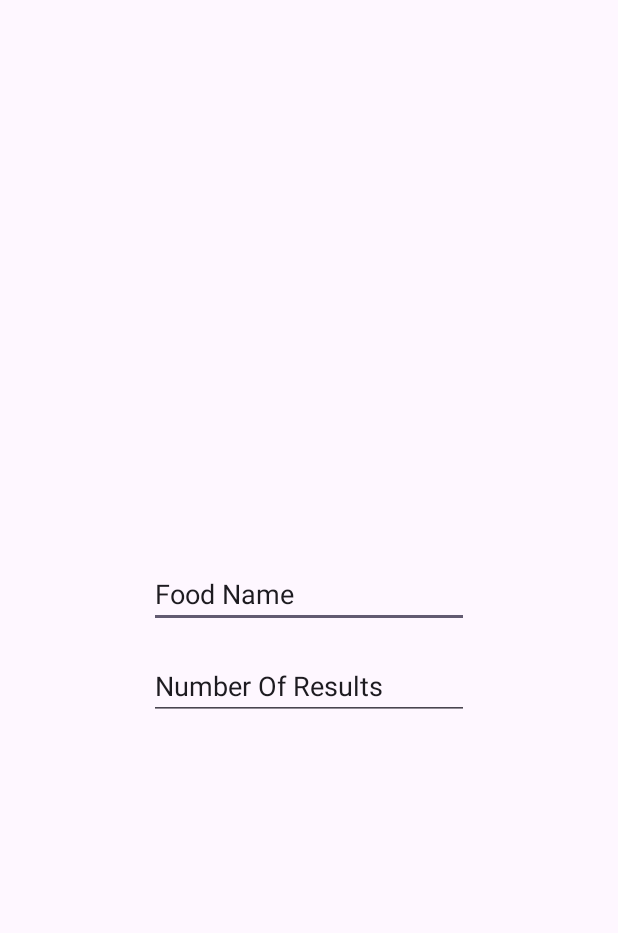
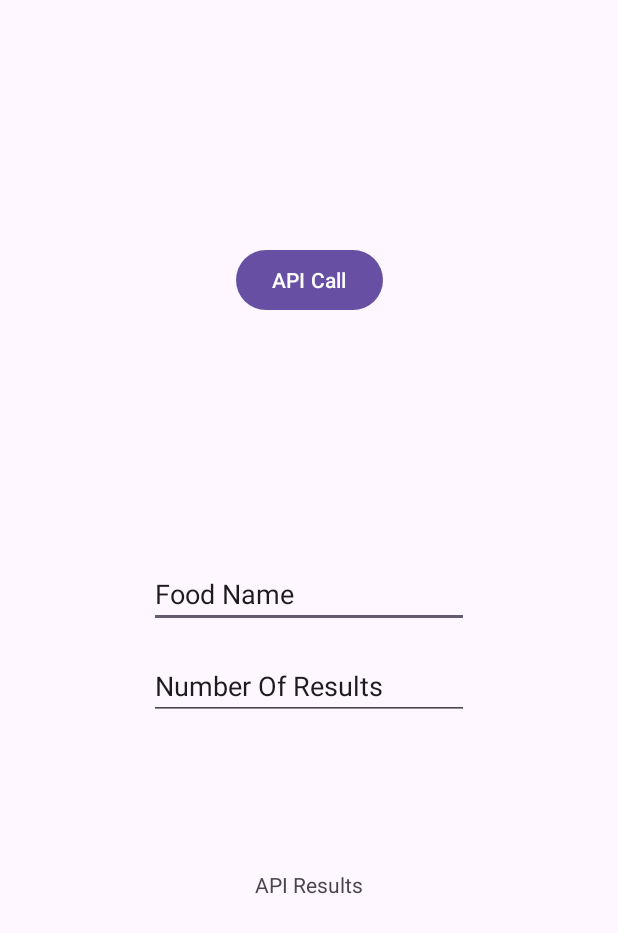
Before and after one commit to moefsaadi/Food-App, an Android app: the layout activity_main.xml on its own in the app's theme, with its tools: preview values and no code run, on a phone screen of 412 x 824 dp. Shown: the top 933 px of the screen. Run offline under Robolectric (Android 15) with nearby library versions, the phone set to English and light mode, and no system bars.

Commit message:
Added some API call functionality

```diff
--- a/app/src/main/res/layout/activity_main.xml
+++ b/app/src/main/res/layout/activity_main.xml
@@ -31,5 +31,25 @@
         app:layout_constraintStart_toStartOf="parent"
         app:layout_constraintTop_toBottomOf="@+id/food_name_input" />
 
+    <TextView
+        android:id="@+id/api_results"
+        android:layout_width="wrap_content"
+        android:layout_height="wrap_content"
+        android:layout_marginTop="100dp"
+        android:text="API Results"
+        app:layout_constraintEnd_toEndOf="parent"
+        app:layout_constraintStart_toStartOf="parent"
+        app:layout_constraintTop_toBottomOf="@+id/food_results_num_input" />
+
+    <Button
+        android:id="@+id/api_call_btn"
+        android:layout_width="wrap_content"
+        android:layout_height="wrap_content"
+        android:text="API Call"
+        app:layout_constraintBottom_toTopOf="@+id/food_name_input"
+        app:layout_constraintEnd_toEndOf="parent"
+        app:layout_constraintStart_toStartOf="parent"
+        app:layout_constraintTop_toTopOf="parent" />
+
 
 </androidx.constraintlayout.widget.ConstraintLayout>
```
Also changed, not shown: app/src/main/java/com/example/foodapp/MainActivity.kt (+34 -1 lines), app/src/main/java/com/example/foodapp/viewModels/MainViewModel.kt (+76 -0 lines).
